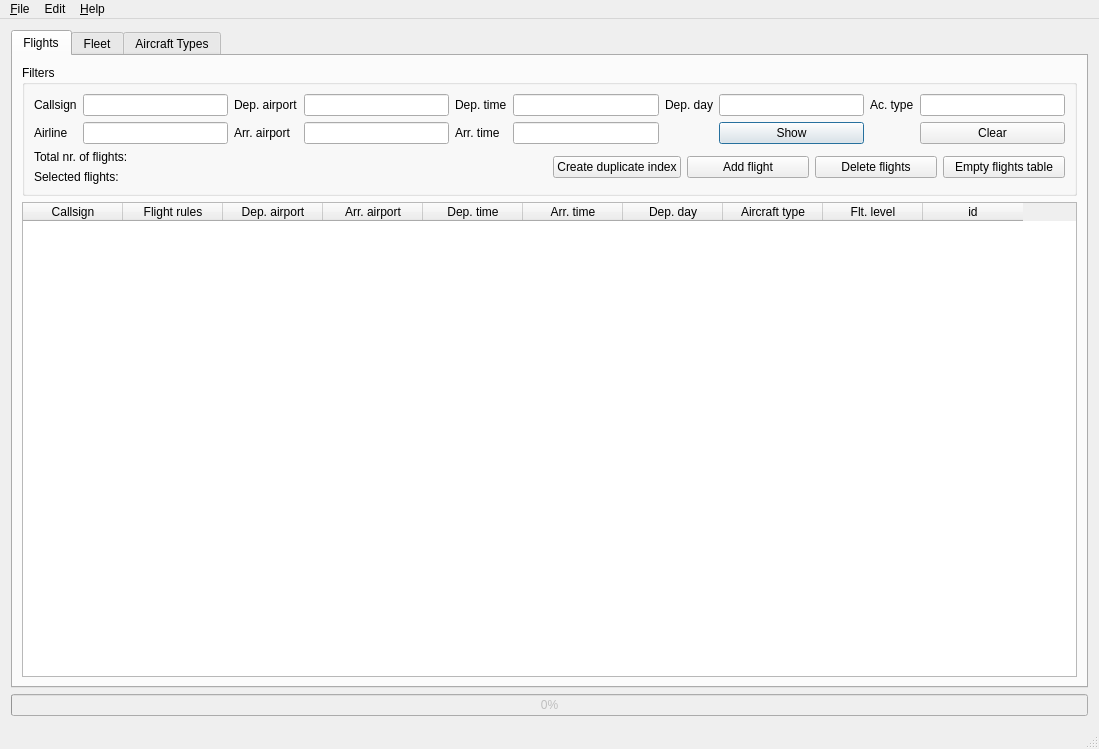
Old version of the form ScheduleUi/MainWindow.ui in the repository kantooon/ScheduleViewer.
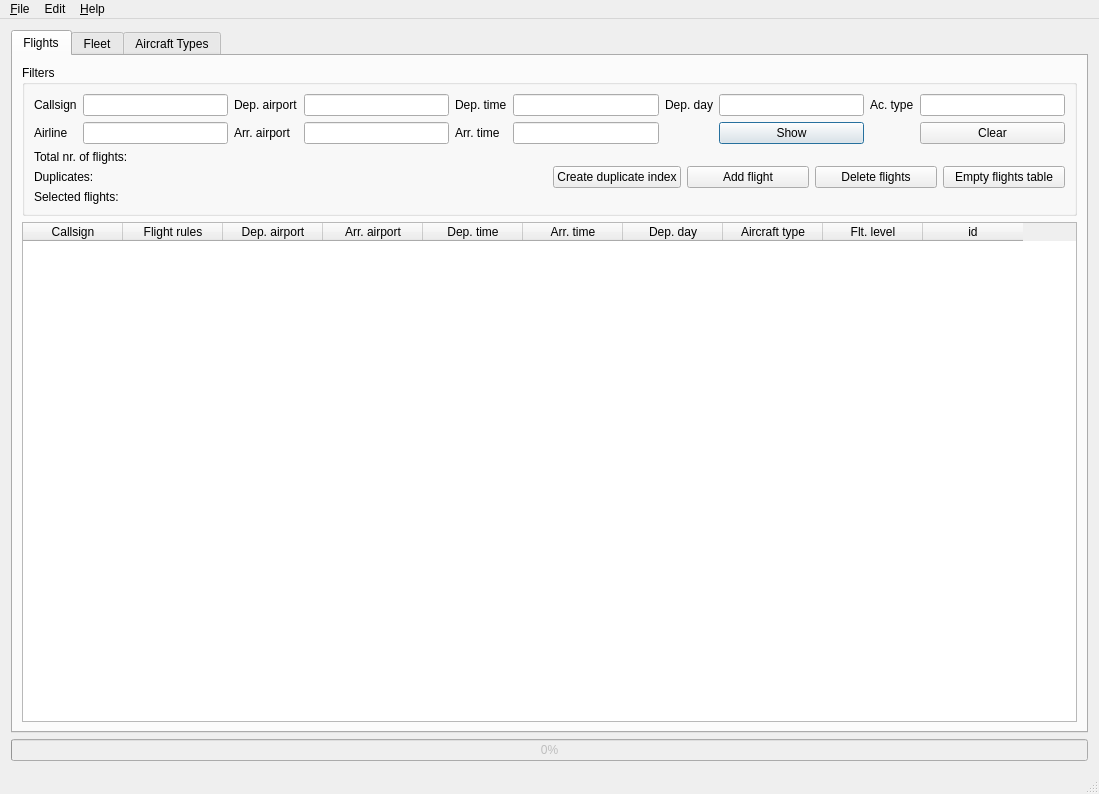
New version of the form. Icons and pictures are not drawn.

Commit message: Show number of duplicate flight schedules

Patch:
```diff
--- a/ScheduleUi/MainWindow.ui
+++ b/ScheduleUi/MainWindow.ui
@@ -6,8 +6,8 @@
    <rect>
     <x>0</x>
     <y>0</y>
-    <width>1083</width>
-    <height>749</height>
+    <width>1086</width>
+    <height>794</height>
    </rect>
   </property>
   <property name="sizePolicy">
@@ -318,20 +318,34 @@
                  </property>
                 </widget>
                </item>
-               <item row="1" column="0">
+               <item row="2" column="0">
                 <widget class="QLabel" name="label_10">
                  <property name="text">
                   <string>Selected flights:</string>
                  </property>
                 </widget>
                </item>
-               <item row="1" column="1">
+               <item row="2" column="1">
                 <widget class="QLabel" name="labelSelectedFlights">
                  <property name="text">
                   <string/>
                  </property>
                 </widget>
                </item>
+               <item row="1" column="0">
+                <widget class="QLabel" name="label_16">
+                 <property name="text">
+                  <string>Duplicates:</string>
+                 </property>
+                </widget>
+               </item>
+               <item row="1" column="1">
+                <widget class="QLabel" name="labelDuplicates">
+                 <property name="text">
+                  <string/>
+                 </property>
+                </widget>
+               </item>
               </layout>
              </item>
              <item row="1" column="1">
```
Left out of the diff: 2 changed lines with no effect on the pictures. The commit also changes 4 other files.
